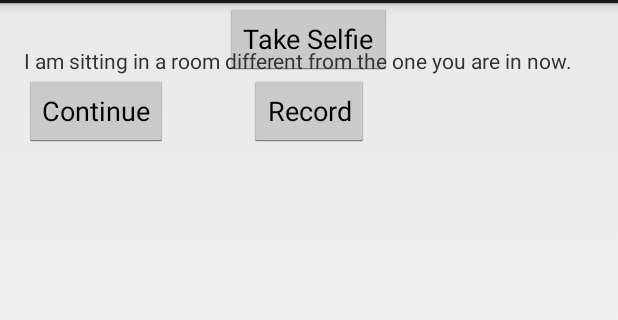
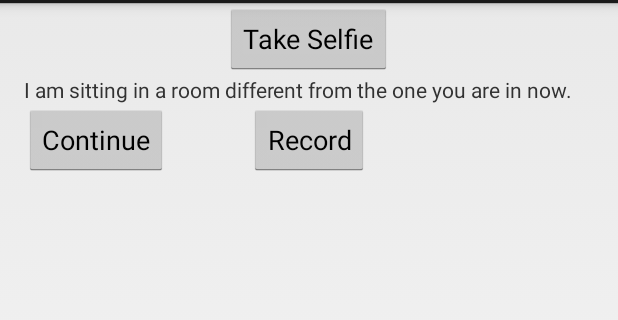
Before and after one commit to jrfrantz/whosaid, an Android app: the layout activity_new_user.xml on its own in the app's theme, with its tools: preview values and no code run, on a phone screen of 412 x 824 dp, the part 69-389 px from its top. Run offline under Robolectric (Android 15) with nearby library versions, the phone set to English and light mode, and no system bars.

Commit message:
skeleton in place

```diff
--- a/app/src/main/res/layout/activity_new_user.xml
+++ b/app/src/main/res/layout/activity_new_user.xml
@@ -15,19 +15,21 @@
             android:layout_centerHorizontal="true"
             android:layout_alignParentTop="true"
             android:text="Take Selfie"/>
+        <TextView
+            android:layout_width="wrap_content"
+            android:layout_height="wrap_content"
+            android:text="@string/read_this"
+            android:id="@+id/tv"
+            android:layout_below="@id/take_selfie"
+            />
         <Button
             android:id="@+id/record_audio"
             android:layout_width="wrap_content"
             android:layout_height="wrap_content"
             android:layout_centerHorizontal="true"
-            android:layout_below="@id/take_selfie"
+            android:layout_below="@id/tv"
             android:text="Record" />
-        <TextView
-            android:layout_width="wrap_content"
-            android:layout_height="wrap_content"
-            android:text="@string/read_this"
-            android:layout_above="@id/record_audio"
-            />
+
         <Button
             android:layout_width="wrap_content"
             android:layout_height="wrap_content"
```
Also changed, not shown: app/src/main/java/com/jacobfrantz/whosaid/GuessVoiceActivity.java (+27 -3 lines).
